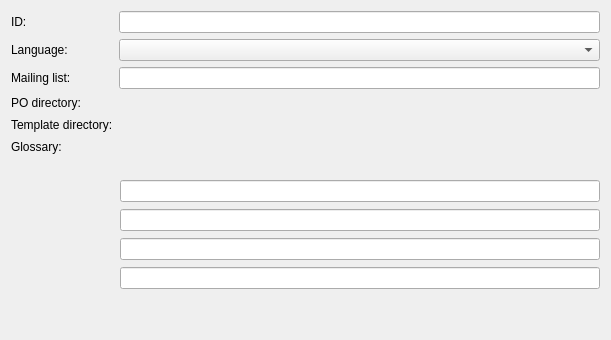
The window that src/project/prefs_projectmain.ui (KDE/lokalize) describes before a commit, drawn with Qt 5.
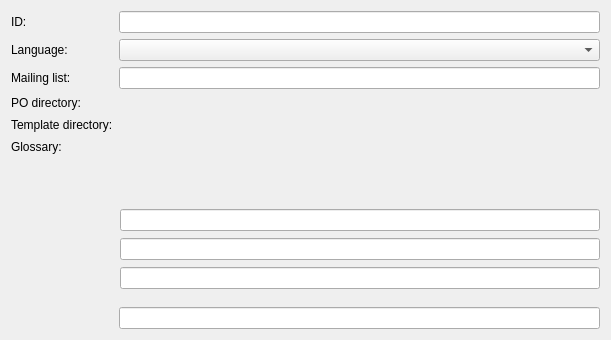
The same window after the commit. Custom widgets are drawn as their Qt base class.

Patch:
```diff
--- a/src/project/prefs_projectmain.ui
+++ b/src/project/prefs_projectmain.ui
@@ -135,6 +135,9 @@
      </property>
     </widget>
    </item>
+   <item row="7" column="1" >
+    <widget class="QLineEdit" name="kcfg_LangCode" />
+   </item>
   </layout>
   <widget class="RelPathSaver" name="kcfg_PoBaseDir" >
    <property name="geometry" >
@@ -166,16 +169,6 @@
     </rect>
    </property>
   </widget>
-  <widget class="QLineEdit" name="kcfg_LangCode" >
-   <property name="geometry" >
-    <rect>
-     <x>120</x>
-     <y>180</y>
-     <width>480</width>
-     <height>22</height>
-    </rect>
-   </property>
-  </widget>
  </widget>
  <layoutdefault spacing="6" margin="11" />
  <customwidgets>
```
Left out of the diff: 19 changed lines with no effect on the pictures.
